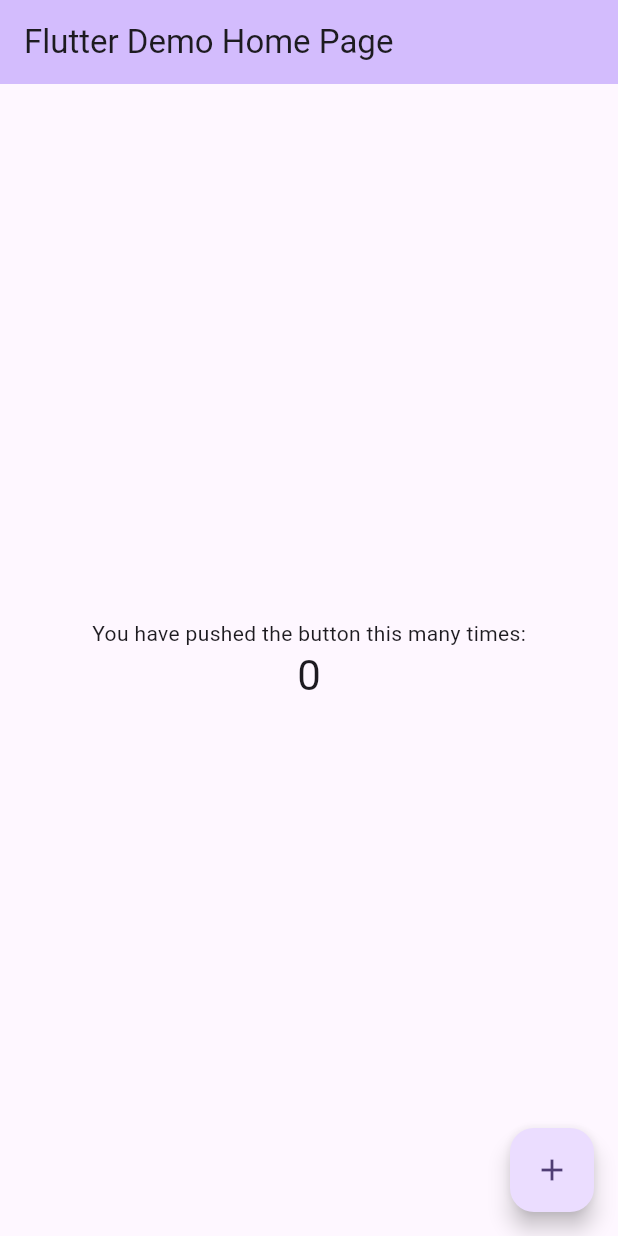
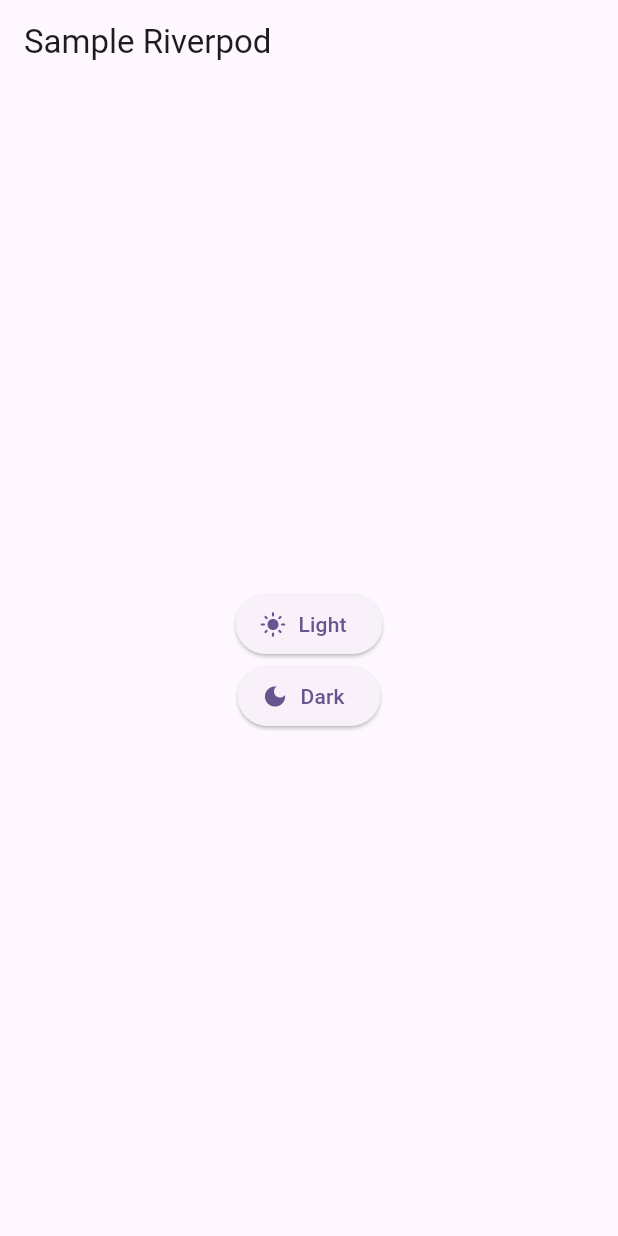
Before and after one commit to heliomarpm/flutter-learn_riverpod, a Flutter app: the screen it shows after launch, on a phone screen of 412 x 824 dp. Run offline on Flutter 3.47's test engine with Material 3 defaults, Android fonts, the phone set to English and light mode, and no system bars; our stand-ins replace flutter_riverpod.

Commit message:
feat: easy level

```diff
--- /dev/null
+++ b/lib/easy_level/easy_page.dart
@@ -0,0 +1,42 @@
+import 'package:flutter/material.dart';
+import 'package:flutter_riverpod/flutter_riverpod.dart';
+
+import 'riverpod_data.dart';
+
+class EasyPage extends ConsumerWidget {
+  const EasyPage({super.key});
+
+  @override
+  Widget build(BuildContext context, WidgetRef ref) {
+    return Scaffold(
+      appBar: AppBar(
+        title: const Text('Sample Riverpod'),
+      ),
+      body: Center(
+        child: Column(
+          mainAxisSize: MainAxisSize.min,
+          children: [
+            // ElevatedButton(
+            //   onPressed: () {},
+            //   child: const Text("Light"),
+            // ),
+            ElevatedButton.icon(
+              onPressed: () {
+                ref.read(riverpodIsLight.notifier).state = true;
+              },
+              label: const Text("Light"),
+              icon: const Icon(Icons.light_mode),
+            ),
+            ElevatedButton.icon(
+              onPressed: () {
+                ref.read(riverpodIsLight.notifier).state = false;
+              },
+              label: const Text("Dark"),
+              icon: const Icon(Icons.dark_mode),
+            ),
+          ],
+        ),
+      ),
+    );
+  }
+}
--- /dev/null
+++ b/lib/easy_level/riverpod_data.dart
@@ -0,0 +1,3 @@
+import 'package:flutter_riverpod/flutter_riverpod.dart';
+
+final riverpodIsLight = StateProvider<bool>((ref) => true);
--- a/lib/main.dart
+++ b/lib/main.dart
@@ -1,125 +1,32 @@
 import 'package:flutter/material.dart';
+import 'package:flutter_riverpod/flutter_riverpod.dart';
+
+import 'package:learn_riverpod/easy_level/easy_page.dart';
+import 'package:learn_riverpod/easy_level/riverpod_data.dart';
 
 void main() {
-  runApp(const MyApp());
+  runApp(const ProviderScope(child: MyApp()));
 }
 
-class MyApp extends StatelessWidget {
+class MyApp extends ConsumerWidget {
   const MyApp({super.key});
 
-  // This widget is the root of your application.
   @override
-  Widget build(BuildContext context) {
+  Widget build(BuildContext context, WidgetRef ref) {
+    Brightness brightness =
+        ref.watch(riverpodIsLight) ? Brightness.light : Brightness.dark;
+
     return MaterialApp(
-      title: 'Flutter Demo',
+      debugShowCheckedModeBanner: false,
+      title: 'Flutter Map',
       theme: ThemeData(
-        // This is the theme of your application.
-        //
-        // TRY THIS: Try running your application with "flutter run". You'll see
-        // the application has a purple toolbar. Then, without quitting the app,
-        // try changing the seedColor in the colorScheme below to Colors.green
-        // and then invoke "hot reload" (save your changes or press the "hot
-        // reload" button in a Flutter-supported IDE, or press "r" if you used
-        // the command line to start the app).
-        //
-        // Notice that the counter didn't reset back to zero; the application
-        // state is not lost during the reload. To reset the state, use hot
-        // restart instead.
-        //
-        // This works for code too, not just values: Most code changes can be
-        // tested with just a hot reload.
-        colorScheme: ColorScheme.fromSeed(seedColor: Colors.deepPurple),
+        colorScheme: ColorScheme.fromSeed(
+          seedColor: Colors.deepPurple,
+          brightness: brightness,
+        ),
         useMaterial3: true,
       ),
-      home: const MyHomePage(title: 'Flutter Demo Home Page'),
+      home: const EasyPage(),
     );
   }
 }
-
-class MyHomePage extends StatefulWidget {
-  const MyHomePage({super.key, required this.title});
-
-  // This widget is the home page of your application. It is stateful, meaning
-  // that it has a State object (defined below) that contains fields that affect
-  // how it looks.
-
-  // This class is the configuration for the state. It holds the values (in this
-  // case the title) provided by the parent (in this case the App widget) and
-  // used by the build method of the State. Fields in a Widget subclass are
-  // always marked "final".
-
-  final String title;
-
-  @override
-  State<MyHomePage> createState() => _MyHomePageState();
-}
-
-class _MyHomePageState extends State<MyHomePage> {
-  int _counter = 0;
-
-  void _incrementCounter() {
-    setState(() {
-      // This call to setState tells the Flutter framework that something has
-      // changed in this State, which causes it to rerun the build method below
-      // so that the display can reflect the updated values. If we changed
-      // _counter without calling setState(), then the build method would not be
-      // called again, and so nothing would appear to happen.
-      _counter++;
-    });
-  }
-
-  @override
-  Widget build(BuildContext context) {
-    // This method is rerun every time setState is called, for instance as done
-    // by the _incrementCounter method above.
-    //
-    // The Flutter framework has been optimized to make rerunning build methods
-    // fast, so that you can just rebuild anything that needs updating rather
-    // than having to individually change instances of widgets.
-    return Scaffold(
-      appBar: AppBar(
-        // TRY THIS: Try changing the color here to a specific color (to
-        // Colors.amber, perhaps?) and trigger a hot reload to see the AppBar
-        // change color while the other colors stay the same.
-        backgroundColor: Theme.of(context).colorScheme.inversePrimary,
-        // Here we take the value from the MyHomePage object that was created by
-        // the App.build method, and use it to set our appbar title.
-        title: Text(widget.title),
-      ),
-      body: Center(
-        // Center is a layout widget. It takes a single child and positions it
-        // in the middle of the parent.
-        child: Column(
-          // Column is also a layout widget. It takes a list of children and
-          // arranges them vertically. By default, it sizes itself to fit its
-          // children horizontally, and tries to be as tall as its parent.
-          //
-          // Column has various properties to control how it sizes itself and
-          // how it positions its children. Here we use mainAxisAlignment to
-          // center the children vertically; the main axis here is the vertical
-          // axis because Columns are vertical (the cross axis would be
-          // horizontal).
-          //
-          // TRY THIS: Invoke "debug painting" (choose the "Toggle Debug Paint"
-          // action in the IDE, or press "p" in the console), to see the
-          // wireframe for each widget.
-          mainAxisAlignment: MainAxisAlignment.center,
-          children: <Widget>[
-            const Text(
-              'You have pushed the button this many times:',
-            ),
-            Text(
-              '$_counter',
-              style: Theme.of(context).textTheme.headlineMedium,
-            ),
-          ],
-        ),
-      ),
-      floatingActionButton: FloatingActionButton(
-        onPressed: _incrementCounter,
-        tooltip: 'Increment',
-        child: const Icon(Icons.add),
-      ), // This trailing comma makes auto-formatting nicer for build methods.
-    );
-  }
-}
--- a/pubspec.yaml
+++ b/pubspec.yaml
@@ -35,6 +35,7 @@ dependencies:
   # The following adds the Cupertino Icons font to your application.
   # Use with the CupertinoIcons class for iOS style icons.
   cupertino_icons: ^1.0.2
+  flutter_riverpod: ^2.4.10
 
 dev_dependencies:
   flutter_test:
```
Also changed, not shown: pubspec.lock, 1 other file.
